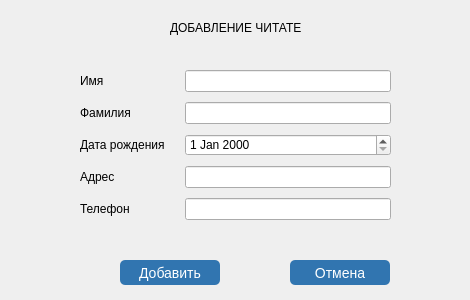
Before: the Qt Designer form adding_reader/add_reader.ui in vladislavvasyukov/library, drawn with Qt 5.
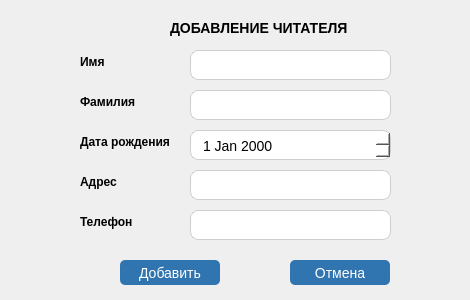
After: the same form once the commit is applied.

```diff
--- a/adding_reader/add_reader.ui
+++ b/adding_reader/add_reader.ui
@@ -14,22 +14,7 @@
    <string>Maktaba</string>
   </property>
   <property name="styleSheet">
-   <string notr="true">#addReaderButton {
-	color: #fff;
-	text-decoration: none; 
-	background-color: rgb(49, 117, 176);
-	font-size: 14px;
-	border-radius: 5px;
-}
-
-#addReaderButton:hover {
-	background-color: rgb(65, 158, 234);
-}
-
-#addReaderButton:pressed {
-	background-color: rgb(26, 64, 95);
-}
-
+   <string notr="true">#addReaderButton,
 #cancelButton {
 	color: #fff;
 	text-decoration: none; 
@@ -38,21 +23,45 @@
 	border-radius: 5px;
 }
 
+#addReaderButton:hover,
 #cancelButton:hover {
 	background-color: rgb(65, 158, 234);
 }
 
+#addReaderButton:pressed,
 #cancelButton:pressed {
 	background-color: rgb(26, 64, 95);
+}
+
+
+#firstname,
+#lastname,
+#birth_date,
+#address,
+#phone {
+	font-size: 14px;
+	padding: 6px 0 4px 10px;
+	border: 1px solid #cecece;
+	background: #fff;
+	border-radius: 8px;
+}
+
+#firstname_label,
+#lastname_label,
+#birth_date_label,
+#address_label,
+#phone_label {
+	font-size: 12px;
+	font-weight: 900;
 }</string>
   </property>
   <widget class="QWidget" name="formLayoutWidget">
    <property name="geometry">
     <rect>
      <x>80</x>
-     <y>70</y>
+     <y>50</y>
      <width>311</width>
-     <height>161</height>
+     <height>197</height>
     </rect>
    </property>
    <layout class="QFormLayout" name="formLayout">
@@ -63,7 +72,7 @@
      <number>10</number>
     </property>
     <item row="0" column="0">
-     <widget class="QLabel" name="label">
+     <widget class="QLabel" name="firstname_label">
       <property name="text">
        <string>Имя</string>
       </property>
@@ -73,7 +82,7 @@
      <widget class="QLineEdit" name="firstname"/>
     </item>
     <item row="1" column="0">
-     <widget class="QLabel" name="label_2">
+     <widget class="QLabel" name="lastname_label">
       <property name="text">
        <string>Фамилия</string>
       </property>
@@ -83,7 +92,7 @@
      <widget class="QLineEdit" name="lastname"/>
     </item>
     <item row="2" column="0">
-     <widget class="QLabel" name="label_3">
+     <widget class="QLabel" name="birth_date_label">
       <property name="text">
        <string>Дата рождения</string>
       </property>
@@ -104,7 +113,7 @@
      </widget>
     </item>
     <item row="3" column="0">
-     <widget class="QLabel" name="label_4">
+     <widget class="QLabel" name="address_label">
       <property name="text">
        <string>Адрес</string>
       </property>
@@ -114,7 +123,7 @@
      <widget class="QLineEdit" name="address"/>
     </item>
     <item row="4" column="0">
-     <widget class="QLabel" name="label_5">
+     <widget class="QLabel" name="phone_label">
       <property name="text">
        <string>Телефон</string>
       </property>
@@ -130,10 +139,14 @@
     <rect>
      <x>170</x>
      <y>20</y>
-     <width>131</width>
+     <width>191</width>
      <height>16</height>
     </rect>
    </property>
+   <property name="styleSheet">
+    <string notr="true">font-size: 14px;
+font-weight: 900;</string>
+   </property>
    <property name="text">
     <string>ДОБАВЛЕНИЕ ЧИТАТЕЛЯ</string>
    </property>
```
